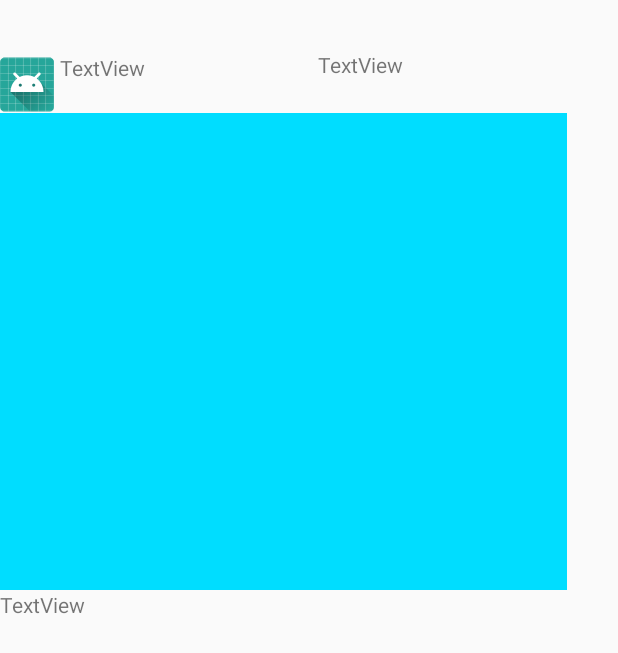
After one commit to MalakH21/Parsetagram, an Android app: the DetailsActivity screen opened directly, with no data from a screen before it, on a phone screen of 412 x 824 dp. The commit adds this screen. Shown: the top 653 px of the screen. Run offline under Robolectric (Android 15) with nearby library versions, the phone set to English and light mode, and no system bars; libraries missing offline, so code that uses them is left out: com.parse, org.parceler; pictures from the network do not load; 4 statements that could not run were skipped.

Commit message:
all requirements met

```diff
--- a/app/build.gradle
+++ b/app/build.gradle
@@ -33,7 +33,8 @@ dependencies {
     implementation 'com.parse:parseui-widget-android:0.0.2'
 
     implementation 'com.android.support:support-v4:27.1.1'
-
+    implementation 'org.parceler:parceler-api:1.1.6'
+    annotationProcessor 'org.parceler:parceler:1.1.6'
 
     implementation 'com.parse.bolts:bolts-android:1.4.0'
     implementation 'com.parse:parse-android:1.17.3'
--- a/app/src/main/AndroidManifest.xml
+++ b/app/src/main/AndroidManifest.xml
@@ -15,7 +15,7 @@
         android:allowBackup="true"
         android:icon="@mipmap/ic_launcher"
         android:label="@string/app_name"
-        android:roundIcon="@mipmap/ic_launcher_round"
+        android:roundIcon="@drawable/icon"
         android:supportsRtl="true"
         android:theme="@style/AppTheme">
         <activity android:name=".MainActivity">
@@ -41,7 +41,8 @@
             android:label="@string/title_activity_home"
             android:theme="@style/AppTheme.NoActionBar" />
         <activity android:name=".FeedActivity" />
-        <activity android:name=".UserProfileActivity"></activity>
+        <activity android:name=".UserProfileActivity" />
+        <activity android:name=".DetailsActivity"></activity>
     </application>
 
 </manifest>
--- /dev/null
+++ b/app/src/main/java/com/codepath/parseinstagram/DetailsActivity.java
@@ -0,0 +1,50 @@
+package com.codepath.parseinstagram;
+
+import android.os.Bundle;
+import android.support.v7.app.AppCompatActivity;
+import android.widget.ImageView;
+import android.widget.TextView;
+
+import com.bumptech.glide.Glide;
+import com.codepath.parseinstagram.model.Post;
+import com.parse.ParseException;
+
+import org.parceler.Parcels;
+
+public class DetailsActivity extends AppCompatActivity {
+
+    TextView tvUserHandle;
+    ImageView ivUserPost;
+    ImageView ivProfileImage;
+    TextView tvTime;
+
+
+
+    @Override
+    protected void onCreate(Bundle savedInstanceState) {
+        super.onCreate(savedInstanceState);
+        setContentView(R.layout.activity_details);
+
+        tvUserHandle = (TextView) findViewById(R.id.tvUserHandle);
+        ivUserPost = (ImageView) findViewById(R.id.ivUserPost);
+        ivProfileImage = (ImageView) findViewById(R.id.ivProfileImage);
+        tvTime = (TextView) findViewById(R.id.tvTime);
+
+        Post post = (Post) Parcels.unwrap(getIntent().getParcelableExtra(Post.class.getSimpleName()));
+//        tvUserHandle.setText(getIntent().getStringExtra("handle"));
+        try {
+            tvUserHandle.setText(post.getHandle());
+        } catch (ParseException e) {
+            e.printStackTrace();
+        }
+        tvTime.setText(post.getCreatedAt().toString());
+
+        Glide.with(this)
+                .load(post.getImage().getUrl())
+                .into(ivUserPost);
+
+
+    }
+
+
+}
--- a/app/src/main/java/com/codepath/parseinstagram/InstaAdapter.java
+++ b/app/src/main/java/com/codepath/parseinstagram/InstaAdapter.java
@@ -1,6 +1,7 @@
 package com.codepath.parseinstagram;
 
 import android.content.Context;
+import android.content.Intent;
 import android.support.annotation.NonNull;
 import android.support.v7.widget.RecyclerView;
 import android.view.LayoutInflater;
@@ -13,6 +14,9 @@ import com.bumptech.glide.Glide;
 import com.codepath.parseinstagram.model.Post;
 import com.parse.ParseException;
 
+import org.parceler.Parcels;
+
+import java.text.SimpleDateFormat;
 import java.util.List;
 
 public class InstaAdapter extends RecyclerView.Adapter<InstaAdapter.ViewHolder>{
@@ -54,7 +58,7 @@ public class InstaAdapter extends RecyclerView.Adapter<InstaAdapter.ViewHolder>{
 
 
     //create ViewHolder class
-    public  class ViewHolder extends RecyclerView.ViewHolder{
+    public  class ViewHolder extends RecyclerView.ViewHolder {
         public TextView tvCaption;
         public TextView tvHandle;
         public ImageView ivPic;
@@ -66,8 +70,32 @@ public class InstaAdapter extends RecyclerView.Adapter<InstaAdapter.ViewHolder>{
             ivPic = (ImageView) itemView.findViewById(R.id.ivPic);
             tvCaption = (TextView) itemView.findViewById(R.id.tvCaption);
             tvHandle = (TextView) itemView.findViewById(R.id.tvHandle);
+            itemView.setOnClickListener(new View.OnClickListener() {
+                @Override
+                public void onClick(View view) {
+                    int position = getAdapterPosition();
+                    if (position != RecyclerView.NO_POSITION) {
+                        // get the movie at the position, this won't work if the class is static
+                        Post post = mPosts.get(position);
+                        // create intent for the new activity
+                        Intent intent = new Intent(context, DetailsActivity.class);
+                        intent.putExtra(Post.class.getSimpleName(), Parcels.wrap(post));
+//                        intent.putExtra("image", post.getImage().getUrl());
+//                        intent.putExtra("handle", post.getUser().getUsername());
+                        //intent.putExtra("caption",post.);
+                        String date;
+                        SimpleDateFormat date2 = new SimpleDateFormat("HH:mm:ss");
+                        date = date2.format(post.getCreatedAt());
+                        intent.putExtra("time", date);
+                        // show the activity
+                        context.startActivity(intent);
+                    }
+                }
+            });
         }
-    }
+
+
+        }
 
     //clear all elements
     public void clear(){
--- a/app/src/main/java/com/codepath/parseinstagram/ParseApp.java
+++ b/app/src/main/java/com/codepath/parseinstagram/ParseApp.java
@@ -19,5 +19,6 @@ public class ParseApp extends Application {
                 .server("http://malakh21-fbu-instagram.herokuapp.com/parse")
                 .build();
         Parse.initialize(configuration);
+
     }
 }
--- /dev/null
+++ b/app/src/main/res/layout/activity_details.xml
@@ -0,0 +1,64 @@
+<?xml version="1.0" encoding="utf-8"?>
+<RelativeLayout xmlns:android="http://schemas.android.com/apk/res/android"
+    xmlns:app="http://schemas.android.com/apk/res-auto"
+    xmlns:tools="http://schemas.android.com/tools"
+    android:layout_width="match_parent"
+    android:layout_height="match_parent"
+    tools:context=".DetailsActivity">
+
+    <TextView
+        android:id="@+id/tvUserHandle"
+        android:layout_width="172dp"
+        android:layout_height="40dp"
+        android:layout_above="@+id/ivUserPost"
+        android:layout_alignEnd="@+id/ivUserPost"
+        android:layout_marginBottom="-75dp"
+        android:layout_marginEnd="166dp"
+        android:text="TextView"
+        tools:layout_editor_absoluteX="70dp"
+        tools:layout_editor_absoluteY="26dp" />
+
+    <ImageView
+        android:id="@+id/ivUserPost"
+        android:layout_width="378dp"
+        android:layout_height="318dp"
+        android:layout_alignParentStart="true"
+        android:layout_alignParentTop="true"
+        android:layout_marginTop="75dp"
+        app:srcCompat="@android:color/holo_blue_bright"
+        tools:layout_editor_absoluteX="3dp"
+        tools:layout_editor_absoluteY="70dp" />
+
+    <ImageView
+        android:id="@+id/ivProfileImage"
+        android:layout_width="36dp"
+        android:layout_height="38dp"
+        android:layout_above="@+id/ivUserPost"
+        android:layout_alignParentStart="true"
+        android:layout_marginBottom="-75dp"
+        app:srcCompat="@mipmap/ic_launcher_round" />
+
+    <TextView
+        android:id="@+id/tvCaption"
+        android:layout_width="match_parent"
+        android:layout_height="52dp"
+        android:layout_alignParentStart="true"
+        android:layout_below="@+id/ivUserPost"
+        android:text="TextView" />
+
+    <android.support.v7.widget.RecyclerView
+        android:id="@+id/rvComments"
+        android:layout_width="match_parent"
+        android:layout_height="120dp"
+        android:layout_alignParentBottom="true"
+        android:layout_alignParentStart="true" />
+
+    <TextView
+        android:id="@+id/tvTime"
+        android:layout_width="163dp"
+        android:layout_height="42dp"
+        android:layout_alignBottom="@+id/tvUserHandle"
+        android:layout_marginStart="-166dp"
+        android:layout_toEndOf="@+id/tvUserHandle"
+        android:text="TextView" />
+</RelativeLayout>
```
Also changed, not shown: app/src/main/res/drawable-v24/commentig.png (added), app/src/main/res/drawable-v24/dmig.png (added), app/src/main/res/drawable-v24/icon.png (added), app/src/main/res/drawable-v24/likeig.png (added).
